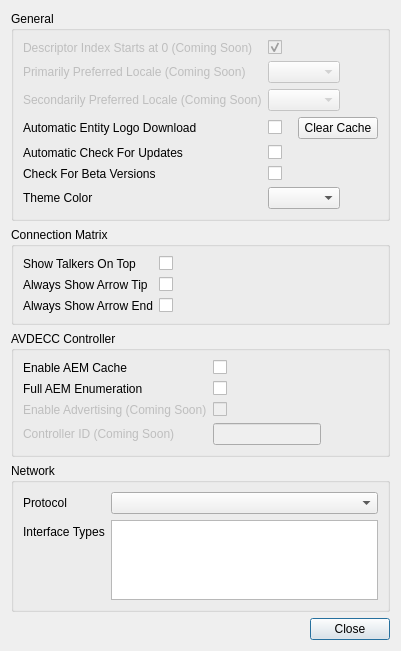
Above: src/settingsDialog.ui from christophe-calmejane/Hive before the change. Below: the same form after it.
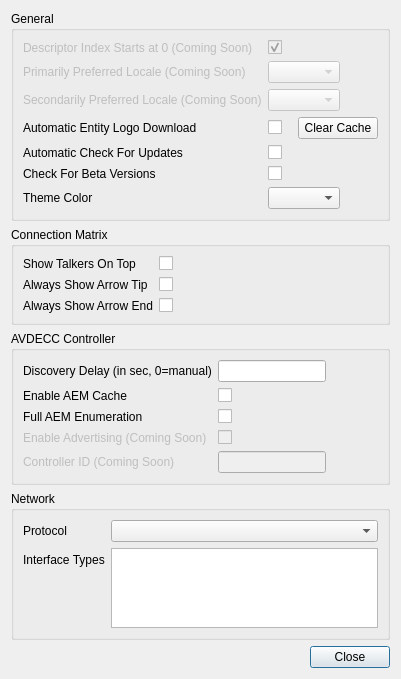
That is the form after the change. Custom widgets are drawn as their Qt base class.

Commit message: Fixed #87: Added option to set automatic discovery timer

```diff
--- a/src/settingsDialog.ui
+++ b/src/settingsDialog.ui
@@ -7,7 +7,7 @@
     <x>0</x>
     <y>0</y>
     <width>377</width>
-    <height>623</height>
+    <height>649</height>
    </rect>
   </property>
   <property name="sizePolicy">
@@ -209,17 +209,17 @@
       <property name="verticalSpacing">
        <number>6</number>
       </property>
-      <item row="0" column="0">
+      <item row="1" column="0">
        <widget class="QLabel" name="enableAEMCacheLabel">
         <property name="text">
          <string>Enable AEM Cache</string>
         </property>
        </widget>
       </item>
-      <item row="0" column="1">
+      <item row="1" column="1">
        <widget class="QCheckBox" name="enableAEMCacheCheckBox"/>
       </item>
-      <item row="2" column="0">
+      <item row="3" column="0">
        <widget class="QLabel" name="enableAdvertisingLabel">
         <property name="enabled">
          <bool>false</bool>
@@ -229,14 +229,14 @@
         </property>
        </widget>
       </item>
-      <item row="2" column="1">
+      <item row="3" column="1">
        <widget class="QCheckBox" name="enableAdvertisingCheckBox">
         <property name="enabled">
          <bool>false</bool>
         </property>
        </widget>
       </item>
-      <item row="3" column="0">
+      <item row="4" column="0">
        <widget class="QLabel" name="controllerIDLabel">
         <property name="enabled">
          <bool>false</bool>
@@ -246,23 +246,37 @@
         </property>
        </widget>
       </item>
-      <item row="3" column="1">
+      <item row="4" column="1">
        <widget class="QLineEdit" name="controllerIDLineEdit">
         <property name="enabled">
          <bool>false</bool>
         </property>
        </widget>
       </item>
-      <item row="1" column="0">
+      <item row="2" column="0">
        <widget class="QLabel" name="fullAEMEnumerationLabel">
         <property name="text">
          <string>Full AEM Enumeration</string>
         </property>
        </widget>
       </item>
-      <item row="1" column="1">
+      <item row="2" column="1">
        <widget class="QCheckBox" name="fullAEMEnumerationCheckBox"/>
       </item>
+      <item row="0" column="0">
+       <widget class="QLabel" name="discoveryDelayLabel">
+        <property name="text">
+         <string>Discovery Delay (in sec, 0=manual)</string>
+        </property>
+       </widget>
+      </item>
+      <item row="0" column="1">
+       <widget class="qt::toolkit::TextEntry" name="discoveryDelayLineEdit">
+        <property name="maxLength">
+         <number>3</number>
+        </property>
+       </widget>
+      </item>
      </layout>
     </widget>
    </item>
@@ -336,6 +350,13 @@
    </item>
   </layout>
  </widget>
+ <customwidgets>
+  <customwidget>
+   <class>qt::toolkit::TextEntry</class>
+   <extends>QLineEdit</extends>
+   <header>toolkit/textEntry.hpp</header>
+  </customwidget>
+ </customwidgets>
  <tabstops>
   <tabstop>descriptorIndexStartsAt0CheckBox</tabstop>
   <tabstop>primarilyPreferredLocaleComboBox</tabstop>
```
Left out of the diff: 10 changed lines with no effect on the pictures. The commit also changes 14 other files.
